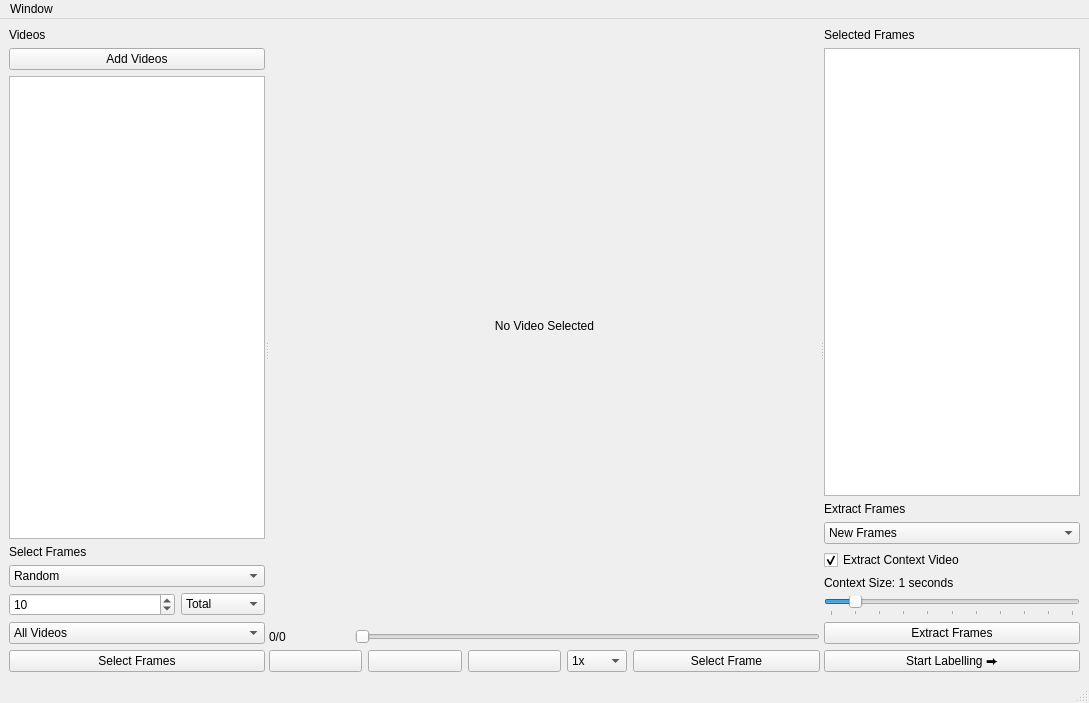
Qt form ui/FrameExtractor.ui (ETHZ-3Rhub/Junip3R) before a commit.
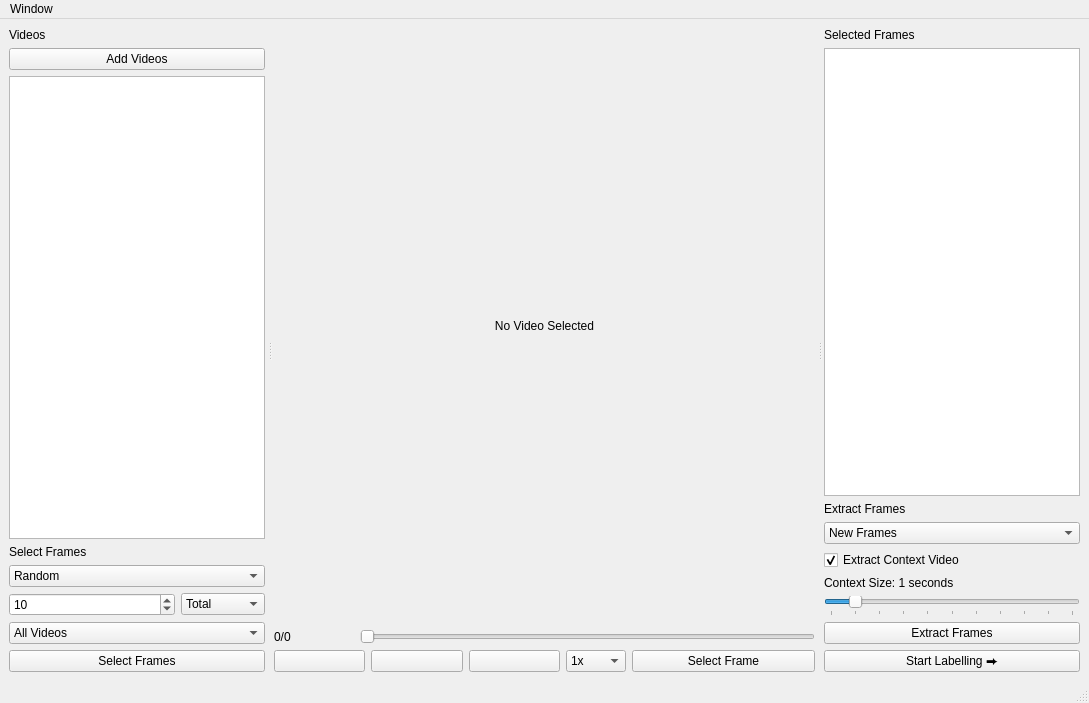
The same form after that commit.

```diff
--- a/ui/FrameExtractor.ui
+++ b/ui/FrameExtractor.ui
@@ -23,6 +23,9 @@
       <property name="orientation">
        <enum>Qt::Horizontal</enum>
       </property>
+      <property name="handleWidth">
+       <number>9</number>
+      </property>
       <property name="childrenCollapsible">
        <bool>false</bool>
       </property>
```
